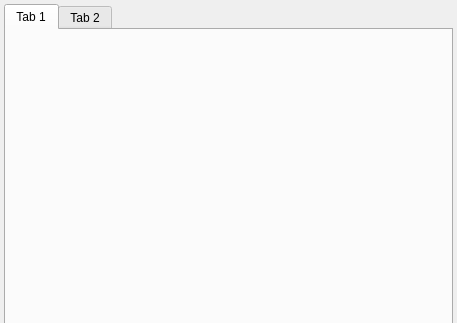
Qt form optionsdialog.ui (trunghieu2570/QDownloadManager) before a commit; both pictures show x 0 to 457 and y 0 to 323 of the 457 by 545 pixel window.
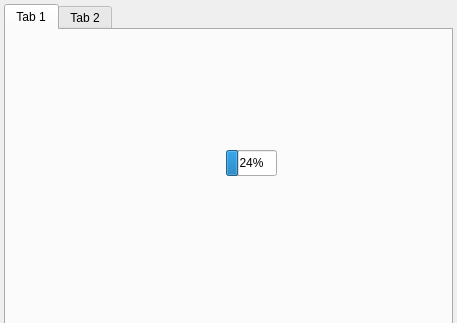
The same form after that commit.

```diff
--- a/optionsdialog.ui
+++ b/optionsdialog.ui
@@ -40,6 +40,19 @@
         <attribute name="title">
          <string>Tab 1</string>
         </attribute>
+        <widget class="QProgressBar" name="progressBar">
+         <property name="geometry">
+          <rect>
+           <x>220</x>
+           <y>120</y>
+           <width>51</width>
+           <height>26</height>
+          </rect>
+         </property>
+         <property name="value">
+          <number>24</number>
+         </property>
+        </widget>
        </widget>
        <widget class="QWidget" name="tab_2">
         <attribute name="title">
```
